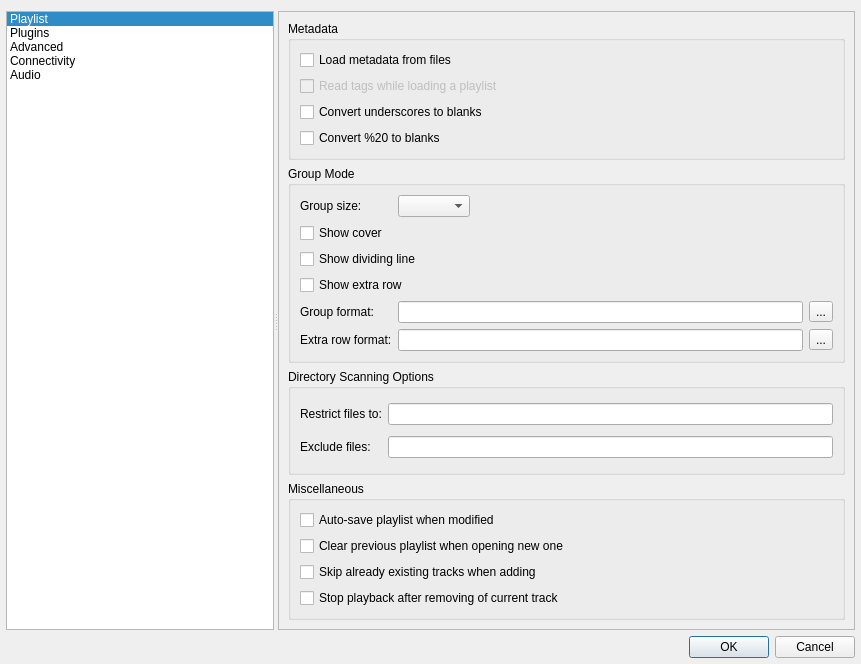
This is qmmp/src/qmmpui/forms/configdialog.ui in prinsbert/qmmp-dev as Qt 5 draws it before an edit. The edited form follows.
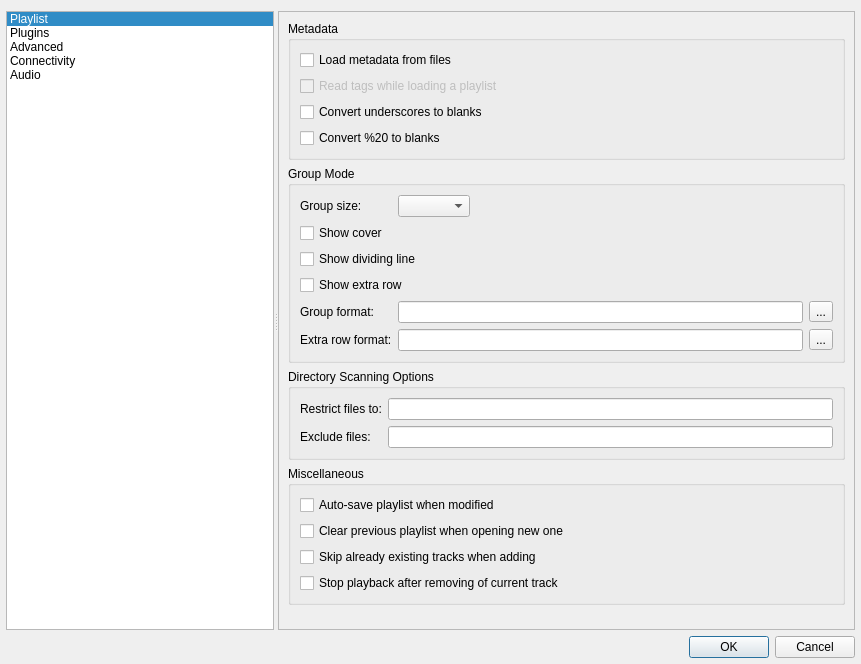
This is the edited form. Icons and pictures are not drawn.

Commit message: fixed settings dialog layout

The edit to the form file:
```diff
--- a/qmmp/src/qmmpui/forms/configdialog.ui
+++ b/qmmp/src/qmmpui/forms/configdialog.ui
@@ -141,9 +141,9 @@
            <property name="geometry">
             <rect>
              <x>0</x>
-             <y>0</y>
+             <y>-36</y>
              <width>569</width>
-             <height>643</height>
+             <height>649</height>
             </rect>
            </property>
            <layout class="QVBoxLayout" name="verticalLayout_9">
@@ -367,6 +367,19 @@
               </layout>
              </widget>
             </item>
+            <item>
+             <spacer name="verticalSpacer">
+              <property name="orientation">
+               <enum>Qt::Vertical</enum>
+              </property>
+              <property name="sizeHint" stdset="0">
+               <size>
+                <width>20</width>
+                <height>0</height>
+               </size>
+              </property>
+             </spacer>
+            </item>
            </layout>
           </widget>
          </widget>
```
